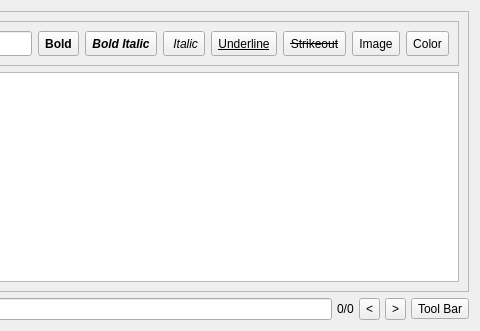
The window that src/Notes/Notes.ui (ic005k/Knot-Legacy) describes before a commit, drawn with Qt 5; both pictures show x 245 to 725 and y 0 to 331 of the 725 by 331 pixel window.
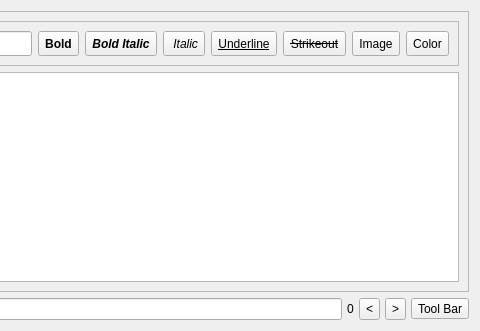
The same window after the commit. Icons and pictures are not drawn.

Diff of the .ui file:
```diff
--- a/src/Notes/Notes.ui
+++ b/src/Notes/Notes.ui
@@ -660,7 +660,7 @@
            </size>
           </property>
           <property name="text">
-           <string>0/0</string>
+           <string>0</string>
           </property>
          </widget>
         </item>
```
